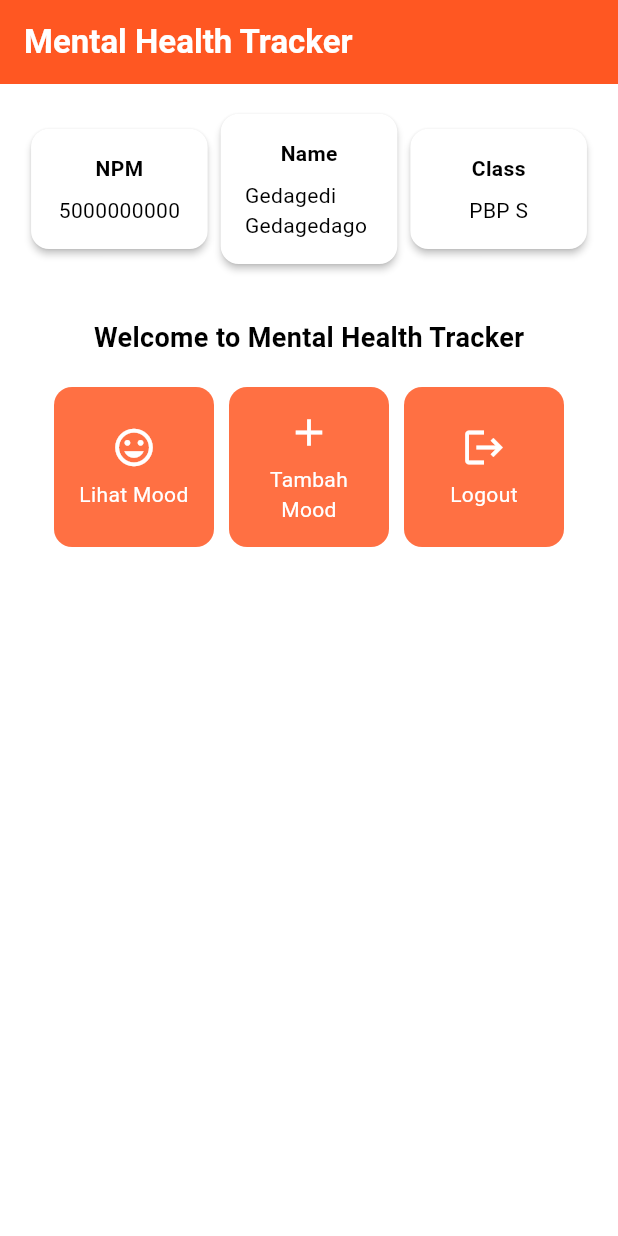
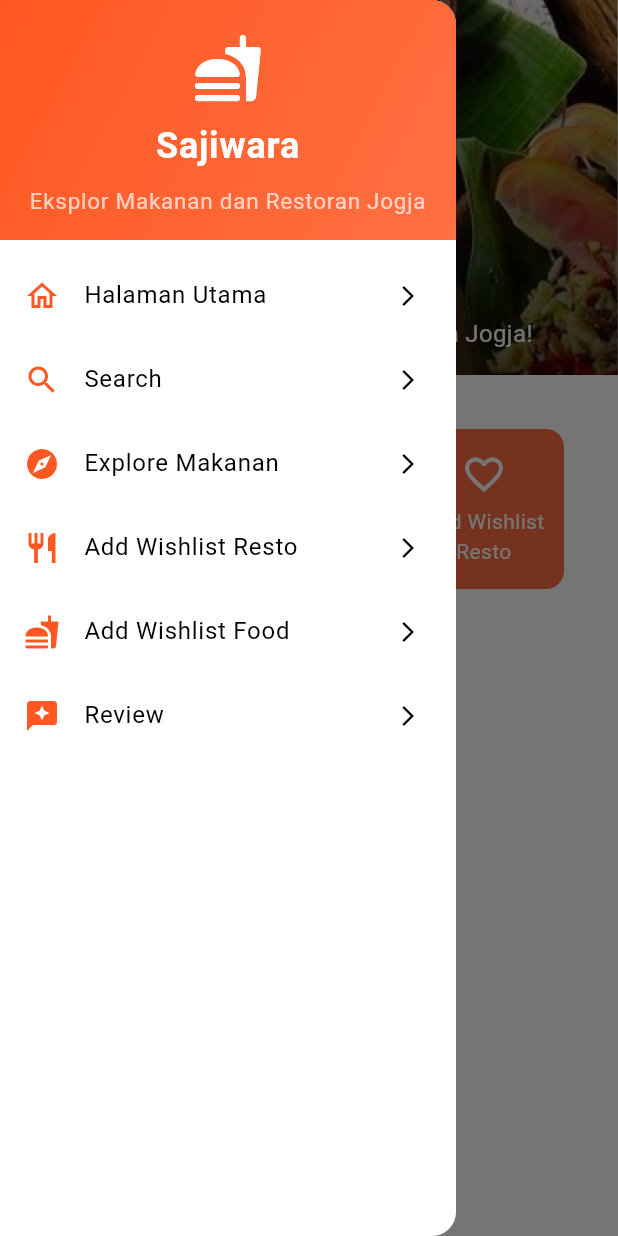
Before and after one commit to Sajiwara/sajiwara-mobile, a Flutter app: the screen it shows after launch, with the side drawer open (before the commit the screen has no drawer), on a phone screen of 412 x 824 dp. Run offline on Flutter 3.47's test engine with Material 3 defaults, Android fonts, the phone set to English and light mode, and no system bars.

Commit message:
fixing landing page

```diff
--- a/lib/screens/menu.dart
+++ b/lib/screens/menu.dart
@@ -1,74 +1,99 @@
 import 'package:flutter/material.dart';
+import 'package:sajiwara/widgets/left_drawer.dart';
 
 class MyHomePage extends StatelessWidget {
-  final String npm = '5000000000'; // NPM
-  final String name = 'Gedagedi Gedagedago'; // Nama
-  final String className = 'PBP S'; // Kelas
   MyHomePage({super.key});
 
   final List<ItemHomepage> items = [
-    ItemHomepage("Lihat Mood", Icons.mood),
-    ItemHomepage("Tambah Mood", Icons.add),
-    ItemHomepage("Logout", Icons.logout),
+    ItemHomepage("Search", Icons.search),
+    ItemHomepage("Explore Makanan", Icons.restaurant),
+    ItemHomepage("Add Wishlist Resto", Icons.favorite_border),
+    ItemHomepage("Add Wishlist Food", Icons.fastfood),
+    ItemHomepage("Review", Icons.rate_review),
   ];
 
   @override
   Widget build(BuildContext context) {
-    // Scaffold menyediakan struktur dasar halaman dengan AppBar dan body.
     return Scaffold(
-      // AppBar adalah bagian atas halaman yang menampilkan judul.
-      appBar: AppBar(
-        // Judul aplikasi "Mental Health Tracker" dengan teks putih dan tebal.
-        title: const Text(
-          'Mental Health Tracker',
-          style: TextStyle(
-            color: Colors.white,
-            fontWeight: FontWeight.bold,
+      body: Column(
+        children: [
+          // Bagian atas dengan gambar latar
+          Stack(
+            children: [
+              // Gambar Latar
+              Container(
+                height: 250.0,
+                decoration: const BoxDecoration(
+                  image: DecorationImage(
+                    image: AssetImage('assets/images/food_background.png'),
+                    fit: BoxFit.cover,
                   ),
                 ),
-        // Warna latar belakang AppBar diambil dari skema warna tema aplikasi.
-        backgroundColor: Theme.of(context).colorScheme.primary,
               ),
-      // Body halaman dengan padding di sekelilingnya.
-      body: Padding(
-        padding: const EdgeInsets.all(16.0),
-        // Menyusun widget secara vertikal dalam sebuah kolom.
+              // Overlay Gradient
+              Container(
+                height: 250.0,
+                decoration: BoxDecoration(
+                  gradient: LinearGradient(
+                    colors: [
+                      Colors.black.withOpacity(0.6),
+                      Colors.transparent,
+                    ],
+                    begin: Alignment.bottomCenter,
+                    end: Alignment.topCenter,
+                  ),
+                ),
+              ),
+              // Teks di atas gambar
+              Positioned(
+                left: 16.0,
+                bottom: 16.0,
                 child: Column(
-          crossAxisAlignment: CrossAxisAlignment.center,
+                  crossAxisAlignment: CrossAxisAlignment.start,
                   children: [
-            // Row untuk menampilkan 3 InfoCard secara horizontal.
-            Row(
-              mainAxisAlignment: MainAxisAlignment.spaceEvenly,
-              children: [
-                InfoCard(title: 'NPM', content: npm),
-                InfoCard(title: 'Name', content: name),
-                InfoCard(title: 'Class', content: className),
+                    Text(
+                      'Sajiwara',
+                      style: TextStyle(
+                        fontSize: 28.0,
+                        fontWeight: FontWeight.bold,
+                        color: Theme.of(context).colorScheme.secondary,
+                      ),
+                    ),
+                    const SizedBox(height: 8.0),
+                    const Text(
+                      'Explore the best culinary experiences in Jogja!',
+                      style: TextStyle(
+                        fontSize: 16.0,
+                        color: Colors.white,
+                      ),
+                    ),
+                  ],
+                ),
+              ),
+              // Tombol Drawer (Hamburger Menu) dengan Builder
+              Positioned(
+                top: 40.0,
+                left: 16.0,
+                child: Builder(
+                  builder: (context) => IconButton(
+                    icon: const Icon(
+                      Icons.menu,
+                      color: Colors.white,
+                    ),
+                    onPressed: () {
+                      Scaffold.of(context).openDrawer();
+                    },
+                  ),
+                ),
+              ),
             ],
           ),
 
-            // Memberikan jarak vertikal 16 unit.
-            const SizedBox(height: 16.0),
-
-            // Menempatkan widget berikutnya di tengah halaman.
-            Center(
-              child: Column(
-                // Menyusun teks dan grid item secara vertikal.
-
-                children: [
-                  // Menampilkan teks sambutan dengan gaya tebal dan ukuran 18.
-                  const Padding(
-                    padding: EdgeInsets.only(top: 16.0),
-                    child: Text(
-                      'Welcome to Mental Health Tracker',
-                      style: TextStyle(
-                        fontWeight: FontWeight.bold,
-                        fontSize: 18.0,
-                      ),
-                    ),
-                  ),
-
-                  // Grid untuk menampilkan ItemCard dalam bentuk grid 3 kolom.
-                  GridView.count(
+          // Sisa konten aplikasi
+          Expanded(
+            child: Padding(
+              padding: const EdgeInsets.all(16.0),
+              child: GridView.count(
                 primary: true,
                 padding: const EdgeInsets.all(20),
                 crossAxisSpacing: 10,
@@ -82,46 +107,11 @@ class MyHomePage extends StatelessWidget {
                   return ItemCard(item);
                 }).toList(),
               ),
-                ],
             ),
           ),
         ],
       ),
-      ),
-    );
-  }
-}
-
-class InfoCard extends StatelessWidget {
-  // Kartu informasi yang menampilkan title dan content.
-
-  final String title; // Judul kartu.
-  final String content; // Isi kartu.
-
-  const InfoCard({super.key, required this.title, required this.content});
-
-  @override
-  Widget build(BuildContext context) {
-    return Card(
-      // Membuat kotak kartu dengan bayangan dibawahnya.
-      elevation: 2.0,
-      child: Container(
-        // Mengatur ukuran dan jarak di dalam kartu.
-        width: MediaQuery.of(context).size.width /
-            3.5, // menyesuaikan dengan lebar device yang digunakan.
-        padding: const EdgeInsets.all(16.0),
-        // Menyusun title dan content secara vertikal.
-        child: Column(
-          children: [
-            Text(
-              title,
-              style: const TextStyle(fontWeight: FontWeight.bold),
-            ),
-            const SizedBox(height: 8.0),
-            Text(content),
-          ],
-        ),
-      ),
+      drawer: const LeftDrawer(),
     );
   }
 }
@@ -134,8 +124,6 @@ class ItemHomepage {
 }
 
 class ItemCard extends StatelessWidget {
-  // Menampilkan kartu dengan ikon dan nama.
-
   final ItemHomepage item;
 
   const ItemCard(this.item, {super.key});
@@ -143,26 +131,19 @@ class ItemCard extends StatelessWidget {
   @override
   Widget build(BuildContext context) {
     return Material(
-      // Menentukan warna latar belakang dari tema aplikasi.
       color: Theme.of(context).colorScheme.secondary,
-      // Membuat sudut kartu melengkung.
       borderRadius: BorderRadius.circular(12),
-
       child: InkWell(
-        // Aksi ketika kartu ditekan.
         onTap: () {
-          // Menampilkan pesan SnackBar saat kartu ditekan.
           ScaffoldMessenger.of(context)
             ..hideCurrentSnackBar()
             ..showSnackBar(SnackBar(
                 content: Text("Kamu telah menekan tombol ${item.name}!")));
         },
-        // Container untuk menyimpan Icon dan Text
         child: Container(
           padding: const EdgeInsets.all(8),
           child: Center(
             child: Column(
-              // Menyusun ikon dan teks di tengah kartu.
               mainAxisAlignment: MainAxisAlignment.center,
               children: [
                 Icon(
--- /dev/null
+++ b/lib/widgets/left_drawer.dart
@@ -0,0 +1,138 @@
+import 'package:flutter/material.dart';
+import 'package:sajiwara/screens/menu.dart';
+
+// TODO: Import semua inian kalian aja dah
+
+class LeftDrawer extends StatelessWidget {
+  const LeftDrawer({super.key});
+
+  void _showSnackBar(BuildContext context, String message) {
+    ScaffoldMessenger.of(context).showSnackBar(
+      SnackBar(
+        content: Text(message),
+        duration: const Duration(seconds: 2),
+        behavior: SnackBarBehavior.floating,
+        backgroundColor: Colors.blueGrey,
+        shape: RoundedRectangleBorder(
+          borderRadius: BorderRadius.circular(8),
+        ),
+      ),
+    );
+  }
+
+  @override
+  Widget build(BuildContext context) {
+    return Drawer(
+      child: ListView(
+        children: [
+          DrawerHeader(
+            decoration: BoxDecoration(
+              gradient: LinearGradient(
+                colors: [
+                  Theme.of(context).colorScheme.primary,
+                  Theme.of(context).colorScheme.secondary,
+                ],
+                begin: Alignment.topLeft,
+                end: Alignment.bottomRight,
+              ),
+            ),
+            child: const Column(
+              mainAxisAlignment: MainAxisAlignment.center,
+              children: [
+                Icon(
+                  Icons.fastfood_rounded,
+                  size: 48,
+                  color: Colors.white,
+                ),
+                SizedBox(height: 10),
+                Text(
+                  'Sajiwara',
+                  textAlign: TextAlign.center,
+                  style: TextStyle(
+                    fontSize: 24,
+                    fontWeight: FontWeight.bold,
+                    color: Colors.white,
+                  ),
+                ),
+                SizedBox(height: 8),
+                Text(
+                  "Eksplor Makanan dan Restoran Jogja",
+                  textAlign: TextAlign.center,
+                  style: TextStyle(
+                    fontSize: 15,
+                    color: Colors.white70,
+                  ),
+                ),
+              ],
+            ),
+          ),
+          _buildDrawerItem(
+            context,
+            icon: Icons.home_outlined,
+            text: 'Halaman Utama',
+            onTap: () {
+              Navigator.pushReplacement(
+                context,
+                MaterialPageRoute(builder: (context) => MyHomePage()),
+              );
+            },
+          ),
+          _buildDrawerItem(
+            context,
+            icon: Icons.search,
+            text: 'Search',
+            // TODO: masukkan routing
+            // NOTE INI BIAR JALAN!!
+            onTap: () => _showSnackBar(context, 'Menu Search ditekan'),
+          ),
+          _buildDrawerItem(
+            context,
+            icon: Icons.explore,
+            text: 'Explore Makanan',
+            // TODO: masukkan routing
+            // NOTE INI BIAR JALAN!!
+            onTap: () => _showSnackBar(context, 'Menu Explore Makanan ditekan'),
+          ),
+          _buildDrawerItem(
+            context,
+            icon: Icons.restaurant,
+            text: 'Add Wishlist Resto',
+            // TODO: masukkan routing
+            // NOTE INI BIAR JALAN!!
+            onTap: () => _showSnackBar(context, 'Menu Wishlist Resto ditekan'),
+          ),
+          _buildDrawerItem(
+            context,
+            icon: Icons.fastfood,
+            text: 'Add Wishlist Food',
+            // TODO: masukkan routing
+            // NOTE INI BIAR JALAN!!
+            onTap: () => _showSnackBar(context, 'Menu Wishlist Food ditekan'),
+          ),
+          _buildDrawerItem(
+            context,
+            icon: Icons.reviews,
+            text: 'Review',
+            // TODO: masukkan routing
+            // NOTE INI BIAR JALAN!!
+            onTap: () => _showSnackBar(context, 'Menu Review ditekan'),
+          ),
+        ],
+      ),
+    );
+  }
+
+  Widget _buildDrawerItem(
+    BuildContext context, {
+    required IconData icon,
+    required String text,
+    required VoidCallback onTap,
+  }) {
+    return ListTile(
+      leading: Icon(icon, color: Theme.of(context).colorScheme.primary),
+      title: Text(text, style: TextStyle(fontSize: 16)),
+      onTap: onTap,
+      trailing: const Icon(Icons.arrow_forward_ios, size: 16),
+    );
+  }
+}
--- a/pubspec.yaml
+++ b/pubspec.yaml
@@ -57,6 +57,8 @@ flutter:
   # included with your application, so that you can use the icons in
   # the material Icons class.
   uses-material-design: true
+  assets:
+    - assets/images/
 
   # To add assets to your application, add an assets section, like this:
   # assets:
```
Also changed, not shown: assets/images/food_background.png (added), 1 other file. Lines whose indentation alone changed are shown as unchanged.
